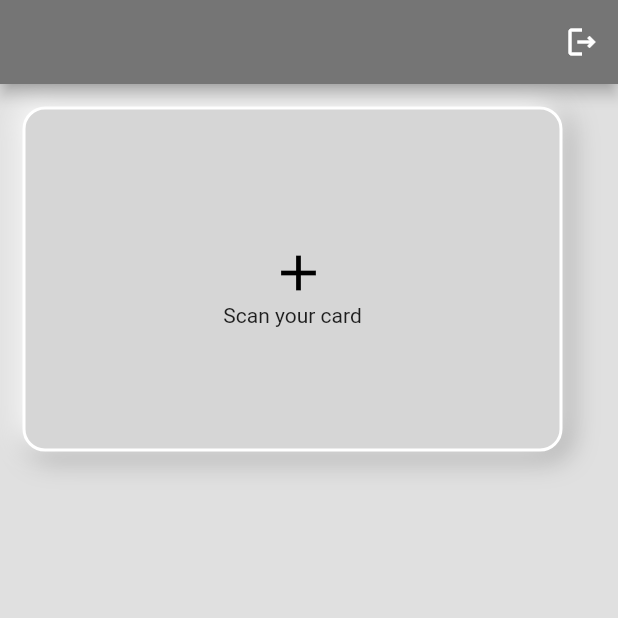
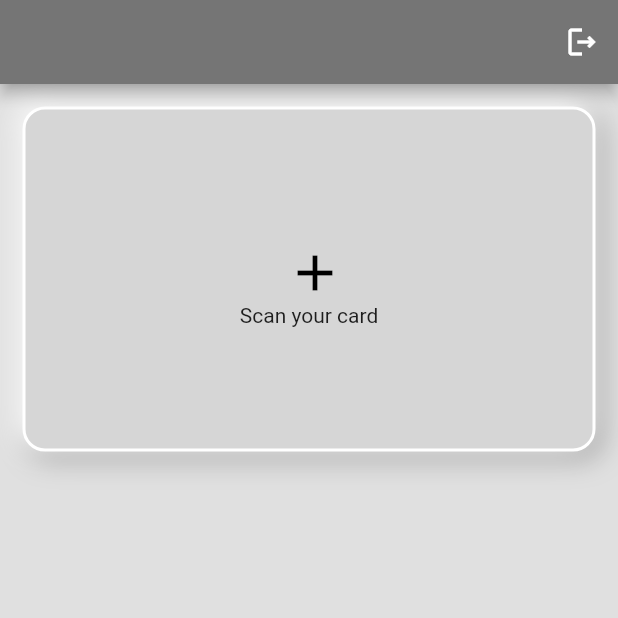
Before and after one commit to tnadev18/NFC_OCR_Auth_app, a Flutter app: the screen it shows once a user with an empty profile is signed in, on a phone screen of 412 x 824 dp, the top half of it. Run offline on Flutter 3.47's test engine with Material 2 defaults, Android fonts, the phone set to English and light mode, and no system bars; our stand-ins replace firebase_auth, firebase_core, google_sign_in; accounts and stored records are empty.

Commit message:
UI card1

```diff
--- a/lib/pages/home_page.dart
+++ b/lib/pages/home_page.dart
@@ -62,7 +62,7 @@ class _HomePageState extends State<HomePage> {
           padding: const EdgeInsets.symmetric(horizontal: 15,vertical: 15),
           child: Container(
             height: 230,
-            width: 360,
+            width: 1000,
             decoration: BoxDecoration(
                 color: Colors.grey[350],
                 borderRadius: BorderRadius.circular(15),
@@ -100,6 +100,7 @@ class _HomePageState extends State<HomePage> {
             ),
           ),
         ),
+
       ),
     );
   }
```
